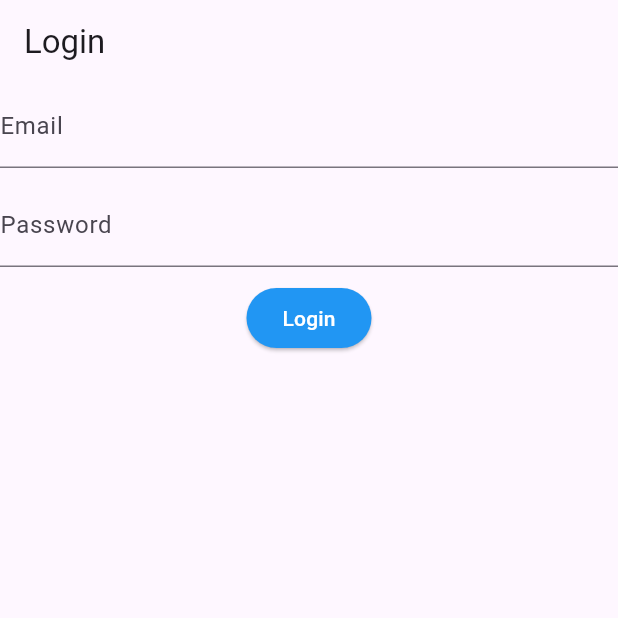
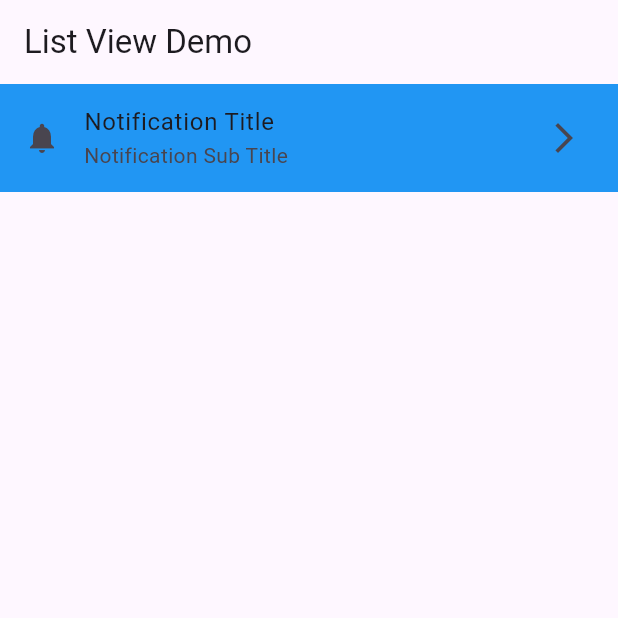
Before and after one commit to MuhammadAliKust/Hamza-Shawal-Project, a Flutter app: the screen it shows after launch, on a phone screen of 412 x 824 dp, the top half of it. Run offline on Flutter 3.47's test engine with Material 3 defaults, Android fonts, the phone set to English and light mode, and no system bars.

Commit message:
ListTile Done

```diff
--- /dev/null
+++ b/lib/list_view.dart
@@ -0,0 +1,21 @@
+import 'package:flutter/material.dart';
+
+class ListViewDemo extends StatelessWidget {
+  const ListViewDemo({super.key});
+
+  @override
+  Widget build(BuildContext context) {
+    return Scaffold(
+      appBar: AppBar(
+        title: Text("List View Demo"),
+      ),
+      body: ListTile(
+        leading: Icon(Icons.notifications),
+        title: Text("Notification Title"),
+        subtitle: Text("Notification Sub Title"),
+        tileColor: Colors.blue,
+        trailing: Icon(Icons.arrow_forward_ios),
+      ),
+    );
+  }
+}
--- a/lib/main.dart
+++ b/lib/main.dart
@@ -1,4 +1,6 @@
+import 'package:demo_project/list_view.dart';
 import 'package:demo_project/login_view.dart';
+import 'package:demo_project/test.dart';
 import 'package:flutter/material.dart';
 
 void main() {
@@ -11,63 +13,8 @@ class MyApp extends StatelessWidget {
   @override
   Widget build(BuildContext context) {
     return MaterialApp(
-      home: LoginView(),
-      // home: Scaffold(
-      //   appBar: AppBar(
-      //     title: Text(
-      //       'First Screen',
-      //       style: TextStyle(
-      //           fontSize: 30, fontWeight: FontWeight.bold, color: Colors.grey),
-      //     ),
-      //     leading: Icon(
-      //       Icons.arrow_back_ios,
-      //       size: 30,
-      //       color: Colors.yellow,
-      //     ),
-      //     centerTitle: true,
-      //     backgroundColor: Colors.blue,
-      //     actions: [
-      //       Icon(Icons.notifications),
-      //       Icon(Icons.shopping_cart),
-      //       Icon(Icons.shopping_cart),
-      //     ],
-      //   ),
-      //   body: Column(
-      //     children: [
-      //    Image.asset('assets/images/user.png'),
-      //        SizedBox(height: 30,),
-      //       Text(
-      //         "Hello World",
-      //         style: TextStyle(fontSize: 30),
-      //       ),
-      //       Text(
-      //         "Second Text",
-      //         style: TextStyle(fontSize: 30),
-      //       ),
-      //       Text(
-      //         "Second Text",
-      //         style: TextStyle(fontSize: 30),
-      //       ),
-      //       SizedBox(height: 30,),
-      //       Row(
-      //         mainAxisAlignment: MainAxisAlignment.spaceAround,
-      //         children: [
-      //           Icon(Icons.add),
-      //           Icon(Icons.add),
-      //           Icon(Icons.add),
-      //         ],
-      //       )
-      //     ],
-      //   ),
-      //   floatingActionButton: FloatingActionButton(
-      //     onPressed: () {},
-      //     backgroundColor: Colors.blue,
-      //     child: Icon(
-      //       Icons.add,
-      //       color: Colors.white,
-      //     ),
-      //   ),
-      // ),
+      home: ListViewDemo(),
+
     );
   }
 }
--- /dev/null
+++ b/lib/test.dart
@@ -0,0 +1,10 @@
+import 'package:flutter/material.dart';
+
+class TestView extends StatelessWidget {
+  const TestView({super.key});
+
+  @override
+  Widget build(BuildContext context) {
+    return Scaffold();
+  }
+}
```
